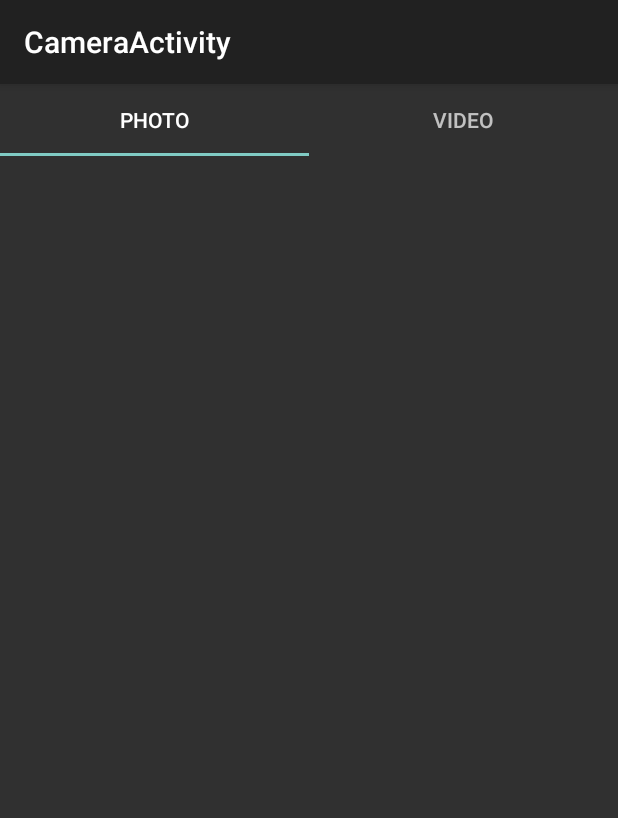
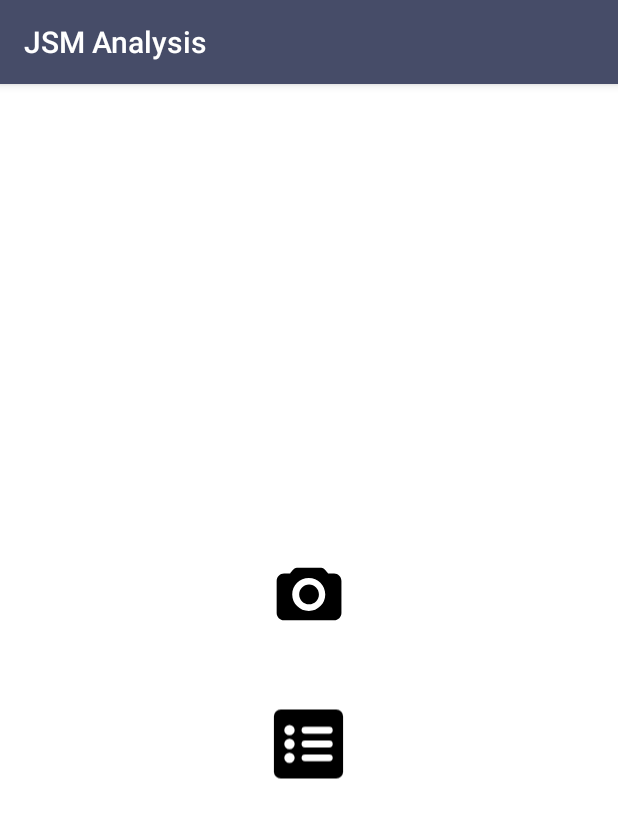
Before and after one commit to ananth081/camera_jsm, an Android app: the screen it shows after launch (CameraActivity before the commit, HomeScreenActivity after it), on a phone screen of 412 x 824 dp. Shown: the top 818 px of the screen. Run offline under Robolectric (Android 15) with nearby library versions, the phone set to English and light mode, and no system bars; libraries missing offline, so code that uses them is left out: androidx.camera.camera2, androidx.camera.core.

Commit message:
Camera Capture UI

```diff
--- a/app/src/main/java/com/android/example/cameraxbasic/camera/CameraActivity.kt
+++ b/app/src/main/java/com/android/example/cameraxbasic/camera/CameraActivity.kt
@@ -26,7 +26,7 @@ class CameraActivity : AppCompatActivity() {
         if (Build.VERSION.SDK_INT >= Build.VERSION_CODES.R) {
             requestPermissions(permission, 80)
         }
-        setSupportActionBar(binding.toolbar)
+       // setSupportActionBar(binding.toolbar)
 
 //        val navController = findNavController(R.id.nav_host_fragment_content_camera)
 //        appBarConfiguration = AppBarConfiguration(navController.graph)
--- /dev/null
+++ b/app/src/main/java/com/android/example/cameraxbasic/camera/HomeScreenActivity.kt
@@ -0,0 +1,33 @@
+package com.android.example.cameraxbasic.camera
+
+import android.content.Intent
+import androidx.appcompat.app.AppCompatActivity
+import android.os.Bundle
+import android.util.Log
+import com.android.example.cameraxbasic.R
+import com.android.example.cameraxbasic.databinding.ActivityGalleryBinding
+import com.android.example.cameraxbasic.databinding.ActivityHomeScreenBinding
+
+class HomeScreenActivity : AppCompatActivity() {
+
+    lateinit var binding:ActivityHomeScreenBinding
+    override fun onCreate(savedInstanceState: Bundle?) {
+        super.onCreate(savedInstanceState)
+        binding = ActivityHomeScreenBinding.inflate(layoutInflater)
+        setContentView(binding.root)
+        initClickListener()
+
+    }
+
+    private fun initClickListener() {
+        binding.imageMenuItem1.setOnClickListener {
+            val intent = Intent(this, CameraActivity::class.java)
+            startActivity(intent)
+        }
+        binding.imageMenuItem2.setOnClickListener {
+            val intent = Intent(this, JsmGalleryActivity::class.java)
+            startActivity(intent)
+        }
+    }
+
+}
--- /dev/null
+++ b/app/src/main/res/drawable/camera_vector.xml
@@ -0,0 +1,9 @@
+<vector xmlns:android="http://schemas.android.com/apk/res/android"
+    android:width="60dp"
+    android:height="60dp"
+    android:viewportWidth="32"
+    android:viewportHeight="32">
+  <path
+      android:pathData="M22.781,8.719h2.125c1.438,0 2.625,1.156 2.625,2.625v11.375c0,1.438 -1.188,2.625 -2.625,2.625h-17.781c-1.438,0 -2.625,-1.188 -2.625,-2.625v-11.375c0,-1.469 1.188,-2.625 2.625,-2.625h2.156c0.531,-0.844 1.5,-2.063 2.375,-2.063h8.719c0.875,0 1.875,1.219 2.406,2.063zM15.938,22.031c3.219,0 5.844,-2.625 5.844,-5.844 0,-3.25 -2.625,-5.875 -5.844,-5.875 -3.25,0 -5.906,2.625 -5.906,5.875 0,3.219 2.656,5.844 5.906,5.844zM16.031,12.656c1.938,0 3.5,1.594 3.5,3.531 0,1.906 -1.563,3.5 -3.5,3.5s-3.531,-1.594 -3.531,-3.5c0,-1.938 1.594,-3.531 3.531,-3.531z"
+      android:fillColor="#000000"/>
+</vector>
--- /dev/null
+++ b/app/src/main/res/drawable/ic_media_list.xml
@@ -0,0 +1,5 @@
+<vector android:height="55dp" android:viewportHeight="24"
+    android:viewportWidth="24" android:width="55dp" xmlns:android="http://schemas.android.com/apk/res/android">
+    <path android:fillColor="#000000" android:pathData="M4,2L20,2A2,2 0,0 1,22 4L22,20A2,2 0,0 1,20 22L4,22A2,2 0,0 1,2 20L2,4A2,2 0,0 1,4 2z"/>
+    <path android:fillColor="#ffffff" android:pathData="M18,17L11,17a1,1 0,0 1,0 -2h7a1,1 0,0 1,0 2ZM18,13L11,13a1,1 0,0 1,0 -2h7a1,1 0,0 1,0 2ZM18,9L11,9a1,1 0,0 1,0 -2h7a1,1 0,0 1,0 2ZM6.5,6.5A1.5,1.5 0,1 0,8 8,1.5 1.5,0 0,0 6.5,6.5ZM6.5,10.5A1.5,1.5 0,1 0,8 12,1.5 1.5,0 0,0 6.5,10.5ZM6.5,14.5A1.5,1.5 0,1 0,8 16,1.5 1.5,0 0,0 6.5,14.5Z"/>
+</vector>
--- a/app/src/main/res/drawable/ic_shutter_normal.xml
+++ b/app/src/main/res/drawable/ic_shutter_normal.xml
@@ -15,8 +15,8 @@
   ~ limitations under the License.
   -->
 <vector xmlns:android="http://schemas.android.com/apk/res/android"
-    android:width="24dp"
-    android:height="24dp"
+    android:width="50dp"
+    android:height="50dp"
     android:viewportWidth="74"
     android:viewportHeight="74">
     <path android:fillColor="#FFFFFF" android:fillType="evenOdd"
--- a/app/src/main/res/layout/activity_camera.xml
+++ b/app/src/main/res/layout/activity_camera.xml
@@ -1,24 +1,11 @@
 <?xml version="1.0" encoding="utf-8"?>
-<androidx.coordinatorlayout.widget.CoordinatorLayout xmlns:android="http://schemas.android.com/apk/res/android"
+<androidx.coordinatorlayout.widget.CoordinatorLayout android:layout_gravity="" xmlns:android="http://schemas.android.com/apk/res/android"
     xmlns:app="http://schemas.android.com/apk/res-auto"
     xmlns:tools="http://schemas.android.com/tools"
     android:layout_width="match_parent"
     android:layout_height="match_parent"
     tools:context=".camera.CameraActivity">
 
-    <com.google.android.material.appbar.AppBarLayout
-        android:layout_width="match_parent"
-        android:layout_height="wrap_content"
-        android:theme="@style/Theme.CameraXBasic.AppBarOverlay">
-
-        <androidx.appcompat.widget.Toolbar
-            android:id="@+id/toolbar"
-            android:layout_width="match_parent"
-            android:layout_height="?attr/actionBarSize"
-            android:background="?attr/colorPrimary"
-            app:popupTheme="@style/Theme.CameraXBasic.PopupOverlay" />
-
-    </com.google.android.material.appbar.AppBarLayout>
 
     <include
         android:id="@+id/contentCamera"
--- /dev/null
+++ b/app/src/main/res/layout/activity_home_screen.xml
@@ -0,0 +1,40 @@
+<?xml version="1.0" encoding="utf-8"?>
+<androidx.constraintlayout.widget.ConstraintLayout xmlns:android="http://schemas.android.com/apk/res/android"
+    xmlns:app="http://schemas.android.com/apk/res-auto"
+    xmlns:tools="http://schemas.android.com/tools"
+    android:layout_width="match_parent"
+    android:layout_height="match_parent"
+    android:layout_gravity="center_vertical"
+    android:background="@color/txWhite"
+    tools:context=".camera.HomeScreenActivity">
+
+    <LinearLayout
+        android:layout_width="match_parent"
+        android:layout_height="wrap_content"
+        android:layout_gravity="center_vertical"
+        android:orientation="vertical"
+        app:layout_constraintBottom_toBottomOf="parent"
+        app:layout_constraintTop_toTopOf="parent">
+
+        <ImageView
+            android:id="@+id/image_menuItem1"
+            android:layout_width="wrap_content"
+            android:layout_height="100dp"
+            android:clickable="true"
+            android:layout_gravity="center"
+            android:layout_marginTop="12dp"
+            android:src="@drawable/camera_vector" />
+
+        <ImageView
+            android:id="@+id/image_menuItem2"
+            android:layout_width="wrap_content"
+            android:layout_height="100dp"
+            android:clickable="true"
+            android:layout_gravity="center"
+            android:src="@drawable/ic_media_list" />
+
+
+    </LinearLayout>
+
+
+</androidx.constraintlayout.widget.ConstraintLayout>
--- a/app/src/main/res/layout/content_camera.xml
+++ b/app/src/main/res/layout/content_camera.xml
@@ -19,10 +19,4 @@
         android:layout_height="match_parent"
         app:navGraph="@navigation/nav_graph_video"
         />
-
-<!--    <FrameLayout-->
-<!--        android:id="@+id/fragment_container_video"-->
-<!--        android:name="androidx.navigation.fragment.NavHostFragment"-->
-<!--        android:layout_width="match_parent"-->
-<!--        android:layout_height="match_parent" />-->
 </LinearLayout>
--- a/app/src/main/res/layout/fragment_camera.xml
+++ b/app/src/main/res/layout/fragment_camera.xml
@@ -17,7 +17,7 @@
 <androidx.constraintlayout.widget.ConstraintLayout
     xmlns:android="http://schemas.android.com/apk/res/android"
     android:id="@+id/camera_container"
-    android:background="@android:color/black"
+    android:background="@android:color/white"
     android:layout_width="match_parent"
     android:layout_height="match_parent">
 
--- a/app/src/main/res/values/colors.xml
+++ b/app/src/main/res/values/colors.xml
@@ -35,4 +35,8 @@
     <color name="bkDarkPurple">#FF440044</color>
     <color name="bkLightPurple">#FF880088</color>
     <color name="bkPurple">#FFFF00FF</color>
+    <color name="redwood_color">#464C68</color>
+    <color name="home_Screen_module_title">#47423E</color>
+    <color name="transp">#80000000</color>
+
 </resources>
--- a/app/src/main/res/values/strings.xml
+++ b/app/src/main/res/values/strings.xml
@@ -14,7 +14,7 @@
   ~ limitations under the License.
   -->
 <resources>
-    <string name="app_name">CameraX Basic</string>
+    <string name="app_name">JSM Analysis</string>
     <string name="capture_button_alt">Capture</string>
     <string name="switch_camera_button_alt">Switch camera</string>
     <string name="gallery_button_alt">Gallery</string>
--- a/app/src/main/res/values/styles.xml
+++ b/app/src/main/res/values/styles.xml
@@ -24,4 +24,11 @@
         <item name="android:windowTranslucentNavigation">true</item>
     </style>
 
+    <style name="custom.Theme" parent="Theme.AppCompat">
+        <item name="colorPrimaryDark">@color/redwood_color</item>
+        <item name="colorPrimary">@color/redwood_color</item>
+    </style>
+
+
+
 </resources>
```
Also changed, not shown: app/src/main/AndroidManifest.xml (+18 -8 lines), app/src/main/java/com/android/example/cameraxbasic/fragments/CameraFragment.kt (+30 -26 lines), app/src/main/res/drawable/flash_circle_1.xml (added, +22 -0 lines), app/src/main/res/drawable/flash_light.xml (added, +13 -0 lines), app/src/main/res/drawable/ic_camera.xml (added, +16 -0 lines), app/src/main/res/drawable/ic_media.xml (added, +13 -0 lines), app/src/main/res/drawable/switch_camera.xml (added, +22 -0 lines), app/src/main/res/layout/camera_preview.xml (added, +175 -0 lines).
